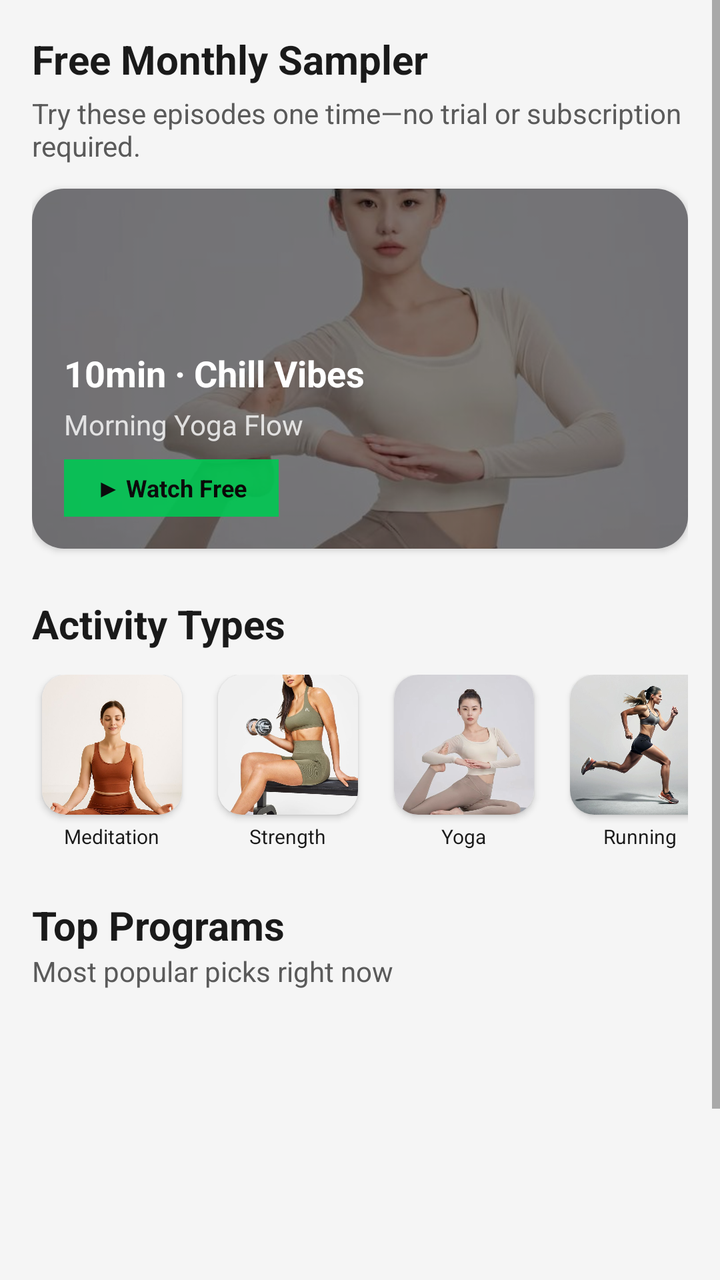
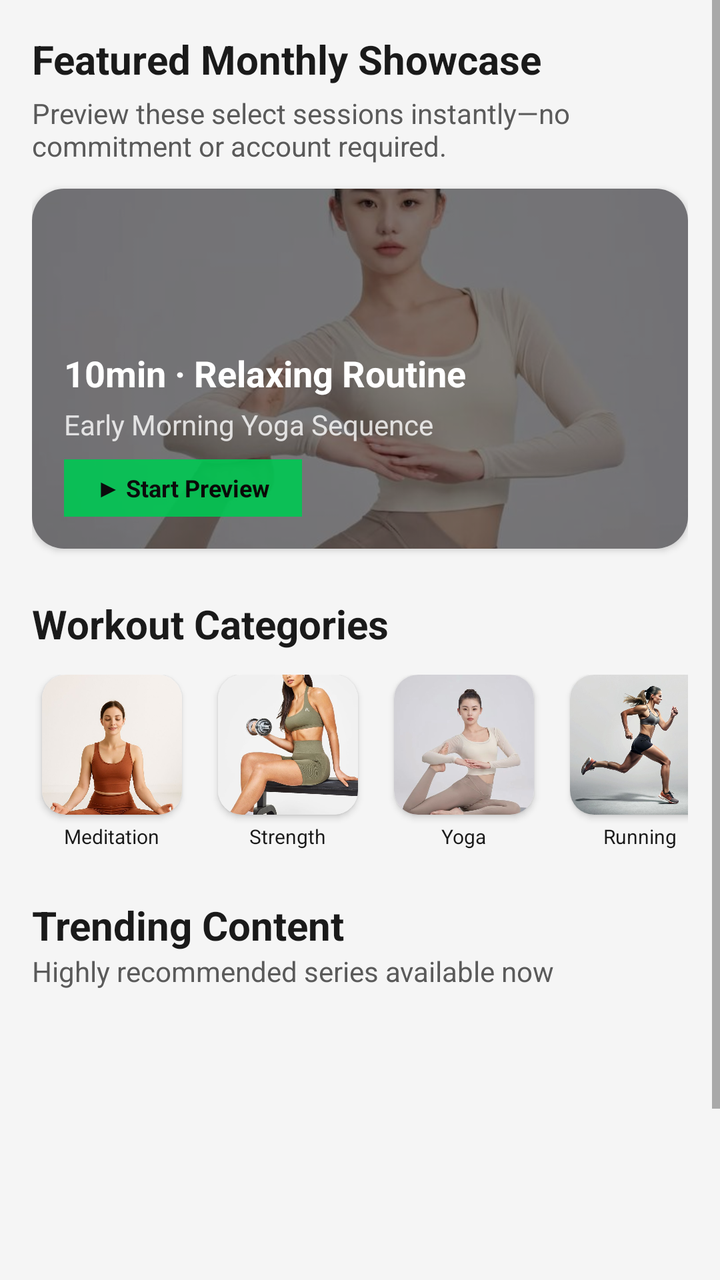

Before-and-after screenshots of an Android layout around one commit, followed by the original layout XML and the change that was made.
<!-- AndroidManifest.xml: application theme Theme.FitnessApp -->
<!-- res/layout/fragment_fitness_explore.xml -->
<?xml version="1.0" encoding="utf-8"?>
<ScrollView xmlns:android="http://schemas.android.com/apk/res/android"
    xmlns:app="http://schemas.android.com/apk/res-auto"
    android:layout_width="match_parent"
    android:layout_height="match_parent"
    android:background="@color/background"
    android:fillViewport="true">

    <LinearLayout
        android:layout_width="match_parent"
        android:layout_height="wrap_content"
        android:orientation="vertical"
        android:padding="16dp">

        
        <TextView
            android:layout_width="wrap_content"
            android:layout_height="wrap_content"
            android:text="Free Monthly Sampler"
            android:textSize="20sp"
            android:textStyle="bold"
            android:textColor="@color/text_primary" />

        <TextView
            android:layout_width="wrap_content"
            android:layout_height="wrap_content"
            android:layout_marginTop="4dp"
            android:text="Try these episodes one time—no trial or subscription required."
            android:textSize="14sp"
            android:textColor="@color/text_secondary" />

        <androidx.cardview.widget.CardView
            android:id="@+id/cardSampler"
            android:layout_width="match_parent"
            android:layout_height="180dp"
            android:layout_marginTop="12dp"
            app:cardCornerRadius="16dp"
            android:clickable="true"
            android:focusable="true"
            android:foreground="?android:attr/selectableItemBackground"
            android:elevation="2dp">

            <FrameLayout
                android:layout_width="match_parent"
                android:layout_height="match_parent">

                
                <ImageView
                    android:layout_width="match_parent"
                    android:layout_height="match_parent"
                    android:src="@drawable/act_yoga"
                    android:scaleType="centerCrop" />

                
                <View
                    android:layout_width="match_parent"
                    android:layout_height="match_parent"
                    android:background="#77000000" />

                
                <LinearLayout
                    android:layout_width="match_parent"
                    android:layout_height="match_parent"
                    android:orientation="vertical"
                    android:gravity="bottom"
                    android:padding="16dp">

                    <TextView
                        android:layout_width="wrap_content"
                        android:layout_height="wrap_content"
                        android:text="10min · Chill Vibes"
                        android:textSize="18sp"
                        android:textStyle="bold"
                        android:textColor="#FFFFFF" />

                    <TextView
                        android:layout_width="wrap_content"
                        android:layout_height="wrap_content"
                        android:layout_marginTop="4dp"
                        android:text="Morning Yoga Flow"
                        android:textSize="14sp"
                        android:textColor="#CCFFFFFF" />

                    <TextView
                        android:layout_width="wrap_content"
                        android:layout_height="wrap_content"
                        android:layout_marginTop="8dp"
                        android:background="@color/primary"
                        android:paddingStart="16dp"
                        android:paddingEnd="16dp"
                        android:paddingTop="6dp"
                        android:paddingBottom="6dp"
                        android:text="▶ Watch Free"
                        android:textSize="12sp"
                        android:textColor="#000000"
                        android:textStyle="bold"
                        android:alpha="0.9" />

                </LinearLayout>

            </FrameLayout>
        </androidx.cardview.widget.CardView>
        
        <TextView
            android:layout_width="wrap_content"
            android:layout_height="wrap_content"
            android:layout_marginTop="24dp"
            android:text="Activity Types"
            android:textSize="20sp"
            android:textStyle="bold"
            android:textColor="@color/text_primary" />

        
        <HorizontalScrollView
            android:layout_width="match_parent"
            android:layout_height="wrap_content"
            android:layout_marginTop="12dp"
            android:scrollbars="none">

            <LinearLayout
                android:layout_width="wrap_content"
                android:layout_height="wrap_content"
                android:orientation="horizontal">

                
                <LinearLayout
                    android:layout_width="80dp"
                    android:layout_height="wrap_content"
                    android:orientation="vertical"
                    android:gravity="center"
                    android:layout_marginEnd="8dp">

                    <androidx.cardview.widget.CardView
                        android:id="@+id/activityMeditation"
                        android:layout_width="70dp"
                        android:layout_height="70dp"
                        app:cardCornerRadius="12dp"
                        app:cardBackgroundColor="@color/surface"
                        android:clickable="true"
                        android:focusable="true"
                        android:foreground="?android:attr/selectableItemBackground">

                        <ImageView
                            android:layout_width="match_parent"
                            android:layout_height="match_parent"
                            android:src="@drawable/act_meditation"
                            android:scaleType="centerCrop" />
                    </androidx.cardview.widget.CardView>

                    <TextView
                        android:layout_width="wrap_content"
                        android:layout_height="wrap_content"
                        android:layout_marginTop="4dp"
                        android:text="Meditation"
                        android:textSize="10sp"
                        android:textColor="@color/text_primary" />
                </LinearLayout>

                
                <LinearLayout
                    android:layout_width="80dp"
                    android:layout_height="wrap_content"
                    android:orientation="vertical"
                    android:gravity="center"
                    android:layout_marginEnd="8dp">

                    <androidx.cardview.widget.CardView
                        android:id="@+id/activityStrength"
                        android:layout_width="70dp"
                        android:layout_height="70dp"
                        app:cardCornerRadius="12dp"
                        app:cardBackgroundColor="@color/surface"
                        android:clickable="true"
                        android:focusable="true"
                        android:foreground="?android:attr/selectableItemBackground">

                        <ImageView
                            android:layout_width="match_parent"
                            android:layout_height="match_parent"
                            android:src="@drawable/act_strength"
                            android:scaleType="centerCrop" />
                    </androidx.cardview.widget.CardView>

                    <TextView
                        android:layout_width="wrap_content"
                        android:layout_height="wrap_content"
                        android:layout_marginTop="4dp"
                        android:text="Strength"
                        android:textSize="10sp"
                        android:textColor="@color/text_primary" />
                </LinearLayout>

                
                <LinearLayout
                    android:layout_width="80dp"
                    android:layout_height="wrap_content"
                    android:orientation="vertical"
                    android:gravity="center"
                    android:layout_marginEnd="8dp">

                    <androidx.cardview.widget.CardView
                        android:id="@+id/activityYoga"
                        android:layout_width="70dp"
                        android:layout_height="70dp"
                        app:cardCornerRadius="12dp"
                        app:cardBackgroundColor="@color/surface"
                        android:clickable="true"
                        android:focusable="true"
                        android:foreground="?android:attr/selectableItemBackground">

                        <ImageView
                            android:layout_width="match_parent"
                            android:layout_height="match_parent"
                            android:src="@drawable/act_yoga"
                            android:scaleType="centerCrop" />
                    </androidx.cardview.widget.CardView>

                    <TextView
                        android:layout_width="wrap_content"
                        android:layout_height="wrap_content"
                        android:layout_marginTop="4dp"
                        android:text="Yoga"
                        android:textSize="10sp"
                        android:textColor="@color/text_primary" />
                </LinearLayout>

                
                <LinearLayout
                    android:layout_width="80dp"
                    android:layout_height="wrap_content"
                    android:orientation="vertical"
                    android:gravity="center"
                    android:layout_marginEnd="8dp">

                    <androidx.cardview.widget.CardView
                        android:id="@+id/activityRunning"
                        android:layout_width="70dp"
                        android:layout_height="70dp"
                        app:cardCornerRadius="12dp"
                        app:cardBackgroundColor="@color/surface"
                        android:clickable="true"
                        android:focusable="true"
                        android:foreground="?android:attr/selectableItemBackground">

                        <ImageView
                            android:layout_width="match_parent"
                            android:layout_height="match_parent"
                            android:src="@drawable/act_running"
                            android:scaleType="centerCrop" />
                    </androidx.cardview.widget.CardView>

                    <TextView
                        android:layout_width="wrap_content"
                        android:layout_height="wrap_content"
                        android:layout_marginTop="4dp"
                        android:text="Running"
                        android:textSize="10sp"
                        android:textColor="@color/text_primary" />
                </LinearLayout>

                
                <LinearLayout
                    android:layout_width="80dp"
                    android:layout_height="wrap_content"
                    android:orientation="vertical"
                    android:gravity="center"
                    android:layout_marginEnd="8dp">

                    <androidx.cardview.widget.CardView
                        android:id="@+id/activityCycling"
                        android:layout_width="70dp"
                        android:layout_height="70dp"
                        app:cardCornerRadius="12dp"
                        app:cardBackgroundColor="@color/surface"
                        android:clickable="true"
                        android:focusable="true"
                        android:foreground="?android:attr/selectableItemBackground">

                        <ImageView
                            android:layout_width="match_parent"
                            android:layout_height="match_parent"
                            android:src="@drawable/act_cycling"
                            android:scaleType="centerCrop" />
                    </androidx.cardview.widget.CardView>

                    <TextView
                        android:layout_width="wrap_content"
                        android:layout_height="wrap_content"
                        android:layout_marginTop="4dp"
                        android:text="Cycling"
                        android:textSize="10sp"
                        android:textColor="@color/text_primary" />
                </LinearLayout>

                
                <LinearLayout
                    android:layout_width="80dp"
                    android:layout_height="wrap_content"
                    android:orientation="vertical"
                    android:gravity="center"
                    android:layout_marginEnd="8dp">

                    <androidx.cardview.widget.CardView
                        android:id="@+id/activityWeightlifting"
                        android:layout_width="70dp"
                        android:layout_height="70dp"
                        app:cardCornerRadius="12dp"
                        app:cardBackgroundColor="@color/surface"
                        android:clickable="true"
                        android:focusable="true"
                        android:foreground="?android:attr/selectableItemBackground">

                        <ImageView
                            android:layout_width="match_parent"
                            android:layout_height="match_parent"
                            android:src="@drawable/act_weightlifting"
                            android:scaleType="centerCrop" />
                    </androidx.cardview.widget.CardView>

                    <TextView
                        android:layout_width="wrap_content"
                        android:layout_height="wrap_content"
                        android:layout_marginTop="4dp"
                        android:text="Weightlifting"
                        android:textSize="10sp"
                        android:textColor="@color/text_primary" />
                </LinearLayout>

                
                <LinearLayout
                    android:layout_width="80dp"
                    android:layout_height="wrap_content"
                    android:orientation="vertical"
                    android:gravity="center"
                    android:layout_marginEnd="8dp">

                    <androidx.cardview.widget.CardView
                        android:id="@+id/activityWalking"
                        android:layout_width="70dp"
                        android:layout_height="70dp"
                        app:cardCornerRadius="12dp"
                        app:cardBackgroundColor="@color/surface"
                        android:clickable="true"
                        android:focusable="true"
                        android:foreground="?android:attr/selectableItemBackground">

                        <ImageView
                            android:layout_width="match_parent"
                            android:layout_height="match_parent"
                            android:src="@drawable/act_walking"
                            android:scaleType="centerCrop" />
                    </androidx.cardview.widget.CardView>

                    <TextView
                        android:layout_width="wrap_content"
                        android:layout_height="wrap_content"
                        android:layout_marginTop="4dp"
                        android:text="Walking"
                        android:textSize="10sp"
                        android:textColor="@color/text_primary" />
                </LinearLayout>

                
                <LinearLayout
                    android:layout_width="80dp"
                    android:layout_height="wrap_content"
                    android:orientation="vertical"
                    android:gravity="center"
                    android:layout_marginEnd="8dp">

                    <androidx.cardview.widget.CardView
                        android:id="@+id/activityPilates"
                        android:layout_width="70dp"
                        android:layout_height="70dp"
                        app:cardCornerRadius="12dp"
                        app:cardBackgroundColor="@color/surface"
                        android:clickable="true"
                        android:focusable="true"
                        android:foreground="?android:attr/selectableItemBackground">

                        <ImageView
                            android:layout_width="match_parent"
                            android:layout_height="match_parent"
                            android:src="@drawable/act_pilates"
                            android:scaleType="centerCrop" />
                    </androidx.cardview.widget.CardView>

                    <TextView
                        android:layout_width="wrap_content"
                        android:layout_height="wrap_content"
                        android:layout_marginTop="4dp"
                        android:text="Pilates"
                        android:textSize="10sp"
                        android:textColor="@color/text_primary" />
                </LinearLayout>

                
                <LinearLayout
                    android:layout_width="80dp"
                    android:layout_height="wrap_content"
                    android:orientation="vertical"
                    android:gravity="center"
                    android:layout_marginEnd="8dp">

                    <androidx.cardview.widget.CardView
                        android:id="@+id/activityKickboxing"
                        android:layout_width="70dp"
                        android:layout_height="70dp"
                        app:cardCornerRadius="12dp"
                        app:cardBackgroundColor="@color/surface"
                        android:clickable="true"
                        android:focusable="true"
                        android:foreground="?android:attr/selectableItemBackground">

                        <ImageView
                            android:layout_width="match_parent"
                            android:layout_height="match_parent"
                            android:src="@drawable/act_kickboxing"
                            android:scaleType="centerCrop" />
                    </androidx.cardview.widget.CardView>

                    <TextView
                        android:layout_width="wrap_content"
                        android:layout_height="wrap_content"
                        android:layout_marginTop="4dp"
                        android:text="Kickboxing"
                        android:textSize="10sp"
                        android:textColor="@color/text_primary" />
                </LinearLayout>

                
                <LinearLayout
                    android:layout_width="80dp"
                    android:layout_height="wrap_content"
                    android:orientation="vertical"
                    android:gravity="center"
                    android:layout_marginEnd="8dp">

                    <androidx.cardview.widget.CardView
                        android:id="@+id/activityTreadmill"
                        android:layout_width="70dp"
                        android:layout_height="70dp"
                        app:cardCornerRadius="12dp"
                        app:cardBackgroundColor="@color/surface"
                        android:clickable="true"
                        android:focusable="true"
                        android:foreground="?android:attr/selectableItemBackground">

                        <ImageView
                            android:layout_width="match_parent"
                            android:layout_height="match_parent"
                            android:src="@drawable/act_treadmill"
                            android:scaleType="centerCrop" />
                    </androidx.cardview.widget.CardView>

                    <TextView
                        android:layout_width="wrap_content"
                        android:layout_height="wrap_content"
                        android:layout_marginTop="4dp"
                        android:text="Treadmill"
                        android:textSize="10sp"
                        android:textColor="@color/text_primary" />
                </LinearLayout>

            </LinearLayout>
        </HorizontalScrollView>

        
        <TextView
            android:layout_width="wrap_content"
            android:layout_height="wrap_content"
            android:layout_marginTop="24dp"
            android:text="Top Programs"
            android:textSize="20sp"
            android:textStyle="bold"
            android:textColor="@color/text_primary" />

        <TextView
            android:layout_width="wrap_content"
            android:layout_height="wrap_content"
            android:text="Most popular picks right now"
            android:textSize="14sp"
            android:textColor="@color/text_secondary" />

        <androidx.recyclerview.widget.RecyclerView
            android:id="@+id/programsRecycler"
            android:layout_width="match_parent"
            android:layout_height="220dp"
            android:layout_marginTop="8dp"
            android:orientation="horizontal"
            app:layoutManager="androidx.recyclerview.widget.LinearLayoutManager" />

    </LinearLayout>
</ScrollView>
<!-- resources referenced by this layout -->
<resources>
  <color name="background">#F5F5F5</color>
  <color name="primary">#00C853</color>
  <color name="surface">#FFFFFF</color>
  <color name="text_primary">#1A1A1A</color>
  <color name="text_secondary">#5A5A5A</color>
  <!-- drawable act_cycling: jpg bitmap (drawable, 54186 bytes) -->
  <!-- drawable act_kickboxing: jpg bitmap (drawable, 112659 bytes) -->
  <!-- drawable act_meditation: jpg bitmap (drawable, 51317 bytes) -->
  <!-- drawable act_pilates: jpg bitmap (drawable, 52467 bytes) -->
  <!-- drawable act_running: jpg bitmap (drawable, 71065 bytes) -->
  <!-- drawable act_strength: jpg bitmap (drawable, 68604 bytes) -->
  <!-- drawable act_treadmill: jpg bitmap (drawable, 61155 bytes) -->
  <!-- drawable act_walking: jpg bitmap (drawable, 131696 bytes) -->
  <!-- drawable act_weightlifting: jpg bitmap (drawable, 95965 bytes) -->
  <!-- drawable act_yoga: jpg bitmap (drawable, 38273 bytes) -->
  <style name="Theme.FitnessApp" parent="Theme.MaterialComponents.Light.NoActionBar">
          <item name="colorPrimary">@color/primary</item>
          <item name="colorPrimaryVariant">@color/primary_dark</item>
          <item name="colorOnPrimary">@color/background</item>
          <item name="colorSecondary">@color/secondary</item>
          <item name="colorSecondaryVariant">@color/secondary</item>
          <item name="colorOnSecondary">@color/text_primary</item>
          <item name="android:statusBarColor">@color/background</item>
          <item name="android:windowLightStatusBar">true</item>
          <item name="android:windowBackground">@color/background</item>
          <item name="materialThemeOverlay">@style/ThemeOverlay.FitnessApp.Light</item>
      </style>
  <color name="primary_dark">#009624</color>
  <color name="secondary">#FF6584</color>
  <style name="ThemeOverlay.FitnessApp.Light" parent="ThemeOverlay.MaterialComponents.Light">
          <item name="colorSurface">@color/surface</item>
          <item name="colorOnSurface">@color/text_primary</item>
          <item name="colorError">@color/error</item>
      </style>
  <color name="error">#D32F2F</color>
</resources>

<!-- the commit's change to res/layout/fragment_fitness_explore.xml (unified diff, before → after) -->
@@ -16,7 +16,7 @@
         <TextView
             android:layout_width="wrap_content"
             android:layout_height="wrap_content"
-            android:text="Free Monthly Sampler"
+            android:text="Featured Monthly Showcase"
             android:textSize="20sp"
             android:textStyle="bold"
             android:textColor="@color/text_primary" />
@@ -25,7 +25,7 @@
             android:layout_width="wrap_content"
             android:layout_height="wrap_content"
             android:layout_marginTop="4dp"
-            android:text="Try these episodes one time—no trial or subscription required."
+            android:text="Preview these select sessions instantly—no commitment or account required."
             android:textSize="14sp"
             android:textColor="@color/text_secondary" />
 
@@ -68,7 +68,7 @@
                     <TextView
                         android:layout_width="wrap_content"
                         android:layout_height="wrap_content"
-                        android:text="10min · Chill Vibes"
+                        android:text="10min · Relaxing Routine"
                         android:textSize="18sp"
                         android:textStyle="bold"
                         android:textColor="#FFFFFF" />
@@ -77,7 +77,7 @@
                         android:layout_width="wrap_content"
                         android:layout_height="wrap_content"
                         android:layout_marginTop="4dp"
-                        android:text="Morning Yoga Flow"
+                        android:text="Early Morning Yoga Sequence"
                         android:textSize="14sp"
                         android:textColor="#CCFFFFFF" />
 
@@ -90,7 +90,7 @@
                         android:paddingEnd="16dp"
                         android:paddingTop="6dp"
                         android:paddingBottom="6dp"
-                        android:text="▶ Watch Free"
+                        android:text="▶ Start Preview"
                         android:textSize="12sp"
                         android:textColor="#000000"
                         android:textStyle="bold"
@@ -100,12 +100,13 @@
 
             </FrameLayout>
         </androidx.cardview.widget.CardView>
+
         
         <TextView
             android:layout_width="wrap_content"
             android:layout_height="wrap_content"
             android:layout_marginTop="24dp"
-            android:text="Activity Types"
+            android:text="Workout Categories"
             android:textSize="20sp"
             android:textStyle="bold"
             android:textColor="@color/text_primary" />
@@ -470,7 +471,7 @@
             android:layout_width="wrap_content"
             android:layout_height="wrap_content"
             android:layout_marginTop="24dp"
-            android:text="Top Programs"
+            android:text="Trending Content"
             android:textSize="20sp"
             android:textStyle="bold"
             android:textColor="@color/text_primary" />
@@ -478,7 +479,7 @@
         <TextView
             android:layout_width="wrap_content"
             android:layout_height="wrap_content"
-            android:text="Most popular picks right now"
+            android:text="Highly recommended series available now"
             android:textSize="14sp"
             android:textColor="@color/text_secondary" />
 
